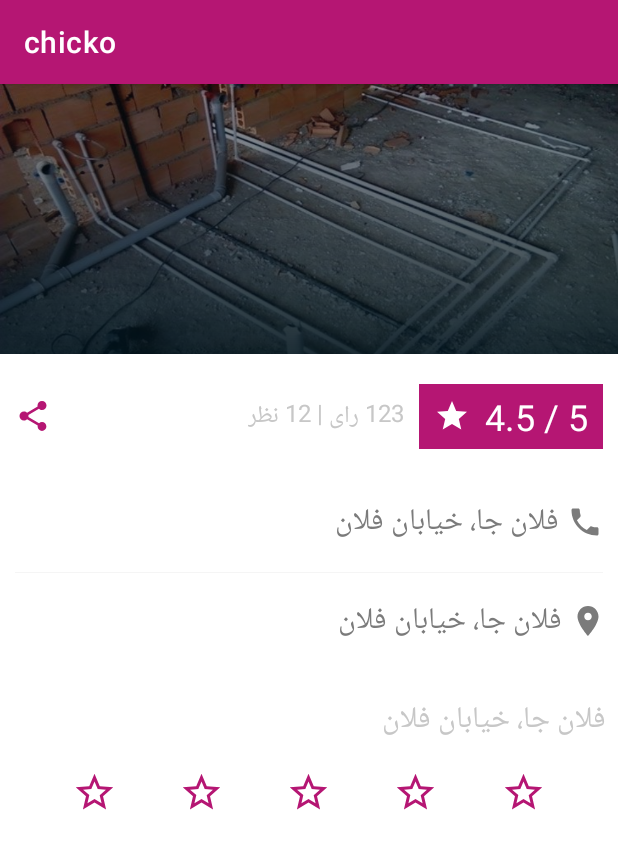
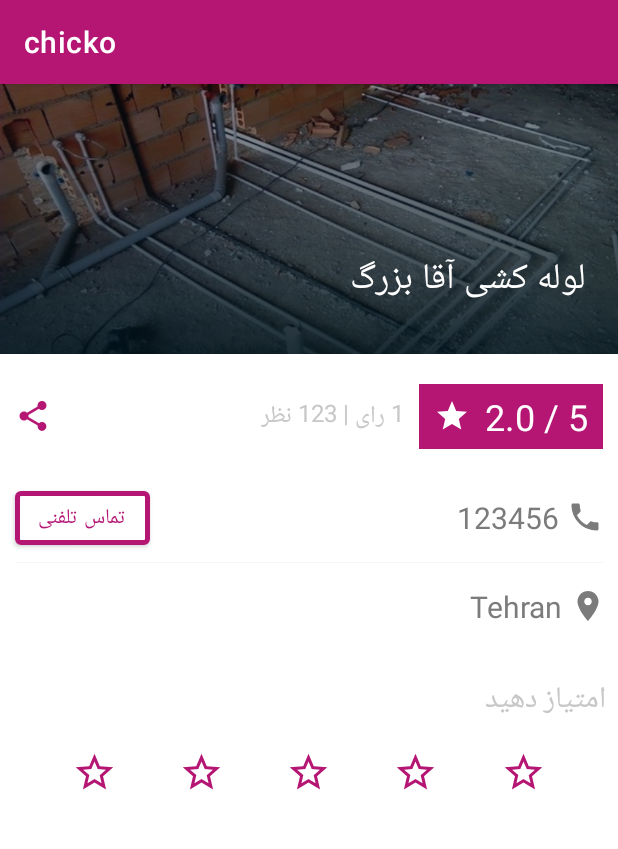
Before and after one commit to AliNazariii/chicko, an Android app: the ProvidersFragment screen opened through its navigation route, after a tap on "لوله کشی آقا بزرگ", on a phone screen of 412 x 824 dp. Shown: the top 849 px of the screen. Run offline under Robolectric (Android 15) with nearby library versions, the light colour scheme and no system bars; our stand-ins replace navigation-ui.

Commit message:
phone call added

```diff
--- a/app/src/main/AndroidManifest.xml
+++ b/app/src/main/AndroidManifest.xml
@@ -1,6 +1,8 @@
 <?xml version="1.0" encoding="utf-8"?>
 <manifest xmlns:android="http://schemas.android.com/apk/res/android"
     package="com.example.chicko" >
+
+    <uses-permission android:name="android.permission.CALL_PHONE" />
 
     <application
         android:allowBackup="true"
--- a/app/src/main/java/com/example/chicko/ServiceActivity.kt
+++ b/app/src/main/java/com/example/chicko/ServiceActivity.kt
@@ -2,22 +2,40 @@ package com.example.chicko
 
 import android.os.Bundle
 import androidx.appcompat.app.AppCompatActivity
+import com.example.chicko.data.ProvidersDataSource
 import com.example.chicko.databinding.ActivityMainBinding
 import com.example.chicko.databinding.ActivityServiceBinding
+import com.example.chicko.model.Service
+import android.content.Intent
+import android.net.Uri
+
 
 class ServiceActivity : AppCompatActivity() {
     private lateinit var binding: ActivityServiceBinding
+
+    companion object {
+        const val SERVICE_ID = "service_id"
+    }
 
     override fun onCreate(savedInstanceState: Bundle?) {
         super.onCreate(savedInstanceState)
 
         binding = ActivityServiceBinding.inflate(layoutInflater)
         setContentView(binding.root)
+        val id = intent?.extras?.getInt(SERVICE_ID)
+        val service = ProvidersDataSource.getServiceById(id!!)!!
 
-        binding.addressTextview.text = "فلان جا، خیابان فلان"
-        binding.phoneTextview.text = "فلان جا، خیابان فلان"
-        binding.rateTextview.text = "فلان جا، خیابان فلان"
-        binding.scoreTextView.text = "4.5 / 5"
-        binding.infoTextview.text = "123 رای | 12 نظر"
+        binding.title.text = service.name
+        binding.addressTextview.text = service.address
+        binding.phoneTextview.text = service.phone
+        val averageScore = ProvidersDataSource.getAverageScore(service.ID)
+        binding.scoreTextView.text = "${averageScore} / 5"
+        binding.infoTextview.text = "${ProvidersDataSource.getTotalScoreCount(service.ID)} رای | ${
+            ProvidersDataSource.getTotalCommentCount(service.ID)
+        } نظر"
+        binding.callBtn.setOnClickListener {
+            val intent = Intent(Intent.ACTION_DIAL, Uri.parse("tel:" + service.phone))
+            startActivity(intent)
+        }
     }
 }
--- a/app/src/main/java/com/example/chicko/adapter/ProvidersAdapter.kt
+++ b/app/src/main/java/com/example/chicko/adapter/ProvidersAdapter.kt
@@ -43,7 +43,7 @@ class ProvidersAdapter(
      */
     override fun onBindViewHolder(holder: ViewHolder, position: Int) {
         val item = values[position]
-        holder.textView.text = context.resources.getString(item.titleRId)
+        holder.textView.text = item.name
         holder.imageView.setImageResource(item.BannerRid)
 
         // Assigns a [OnClickListener] to the button contained in the [ViewHolder]
@@ -51,6 +51,7 @@ class ProvidersAdapter(
             // Create an action from WordList to DetailList
             // using the required arguments
             val intent = Intent(context, ServiceActivity::class.java)
+            intent.putExtra(ServiceActivity.SERVICE_ID, item.id)
             context.startActivity(intent)
         }
     }
--- a/app/src/main/java/com/example/chicko/data/Database.kt
+++ b/app/src/main/java/com/example/chicko/data/Database.kt
@@ -1,5 +1,6 @@
 package com.example.chicko.data
 
+import com.example.chicko.R
 import com.example.chicko.model.*
 
 class Database {
@@ -24,12 +25,12 @@ class Database {
         )
 
         val Services = mutableListOf<Service>(
-            Service(1, 1, "لوله کشی آقا بزرگ", address = "Tehran", phone = "123456", 1.0),
-            Service(2, 3, "میوه فروشی سید", address = "Tehran", phone = "123455", 0.0),
-            Service(3, 1, "تعمیرات لپ تاپ منچستر", address = "Tehran", phone = "123454", 0.0),
-            Service(4, 1, "نظافت ساختمان با دانا", address = "Tehran", phone = "123453", 0.0),
-            Service(5, 3, "نانوایی شاطر عباس", address = "Tehran", phone = "123452", 0.0),
-            Service(6, 2, "کافه خل وچل‌ها", address = "Tehran", phone = "123452", 0.0),
+            Service(1, 1, "لوله کشی آقا بزرگ", address = "Tehran", phone = "123456", 1.0, R.drawable.banner_provider1),
+            Service(2, 3, "میوه فروشی سید", address = "Tehran", phone = "123455", 0.0, R.drawable.banner_provider2),
+            Service(3, 1, "تعمیرات لپ تاپ منچستر", address = "Tehran", phone = "123454", 0.0, R.drawable.banner_provider3),
+            Service(4, 1, "نظافت ساختمان با دانا", address = "Tehran", phone = "123453", 0.0, R.drawable.banner_provider4),
+            Service(5, 3, "نانوایی شاطر عباس", address = "Tehran", phone = "123452", 0.0, R.drawable.banner_provider5),
+            Service(6, 2, "کافه خل وچل‌ها", address = "Tehran", phone = "123452", 0.0, R.drawable.banner_provider1),
         )
 
         val Scores = mutableListOf<Score>(
--- a/app/src/main/java/com/example/chicko/data/ProvidersDataSource.kt
+++ b/app/src/main/java/com/example/chicko/data/ProvidersDataSource.kt
@@ -10,12 +10,18 @@ import com.example.chicko.model.Service
 
 class ProvidersDataSource {
 
+    companion object {
+
         fun getAllServices(): List<Service> {
             return Database.Services
         }
 
         fun getServiceByName(name: String): List<Service> {
             return Database.Services.filter { service -> service.name == name }
+        }
+
+        fun getServiceById(id: Int): Service? {
+            return Database.Services.find { it.ID == id }
         }
 
         fun getServiceByCategoryID(catID: Int): List<Service> {
@@ -39,18 +45,29 @@ class ProvidersDataSource {
             Database.Scores.add(Score(userName, serviceID, value))
         }
 
+        fun getAverageScore(serviceID: Int): Float {
+            val list = Database.Scores.filter { it.ServiceID == serviceID }
+            val sum = list.sumOf { it.value }.toFloat()
+            return sum / list.size
+        }
+
+        fun getTotalScoreCount(serviceID: Int) : Int {
+            return Database.Scores.filter { it.ServiceID == serviceID }.size
+        }
+        //TODO
+        fun getTotalCommentCount(serviceID: Int) : Int {
+            return 123
+        }
+    }
+
+
     fun loadProviderItems(): List<ProviderData> {
-        return listOf<ProviderData>(
-            ProviderData(R.string.title_provider1, R.drawable.banner_provider1),
-            ProviderData(R.string.title_provider2, R.drawable.banner_provider2),
-            ProviderData(R.string.title_provider3, R.drawable.banner_provider3),
-            ProviderData(R.string.title_provider4, R.drawable.banner_provider4),
-            ProviderData(R.string.title_provider5, R.drawable.banner_provider5),
-        )
+        return Database.Services.map { ProviderData(it.ID, it.name, it.banner) }
     }
 }
 
 data class ProviderData(
-    @StringRes val titleRId: Int,
+    val id: Int,
+    val name: String,
     @DrawableRes val BannerRid: Int
 )
--- a/app/src/main/java/com/example/chicko/model/Service.kt
+++ b/app/src/main/java/com/example/chicko/model/Service.kt
@@ -1,4 +1,6 @@
 package com.example.chicko.model
+
+import androidx.annotation.DrawableRes
 
 class Service(
     val ID: Int,
@@ -6,6 +8,7 @@ class Service(
     val name: String,
     val address: String,
     val phone: String,
-    val score: Double
+    val score: Double,
+    @DrawableRes val banner: Int
 ) {
 }
--- a/app/src/main/res/layout/activity_service.xml
+++ b/app/src/main/res/layout/activity_service.xml
@@ -21,7 +21,7 @@
             app:srcCompat="@drawable/banner_provider1" />
 
     <TextView
-        android:id="@+id/textView"
+            android:id="@+id/title"
             android:layout_width="wrap_content"
             android:layout_height="wrap_content"
             android:textColor="@color/white"
@@ -89,6 +89,7 @@
             app:layout_constraintTop_toBottomOf="@+id/scoreTextView"
             tools:text="4456246843" />
 
+
     <View
             android:layout_width="match_parent"
             android:layout_height="0.5dp"
@@ -121,6 +122,7 @@
             android:textSize="20sp"
             app:layout_constraintEnd_toEndOf="parent"
             app:layout_constraintTop_toBottomOf="@+id/addressTextview"
+            android:text="@string/rate"
             tools:text="امتیاز دهید" />
 
     <LinearLayout
@@ -198,5 +200,19 @@
             app:layout_constraintTop_toBottomOf="@+id/linearLayout"
             tools:text="امتیاز دهید" />
 
+    <Button
+            android:text="@string/phone_call"
+            android:layout_width="wrap_content"
+            android:layout_height="wrap_content"
+            android:id="@+id/callBtn"
+            android:layout_marginStart="10dp"
+            android:textColor="@color/pink"
+            app:layout_constraintStart_toStartOf="parent"
+            app:layout_constraintTop_toTopOf="@+id/phoneTextview"
+            app:layout_constraintBottom_toBottomOf="@+id/phoneTextview"
+            app:strokeWidth="3dp"
+            app:strokeColor="@color/pink"
+            app:backgroundTint="@color/white" />
+
 
 </androidx.constraintlayout.widget.ConstraintLayout>
--- a/app/src/main/res/values/strings.xml
+++ b/app/src/main/res/values/strings.xml
@@ -17,5 +17,6 @@
     <string name="title_categories">دسته‌بندی‌ها</string>
     <string name="title_providers">سرویس‌دهندگان</string>
     <string name="title_account">حساب کاربری</string>
+    <string name="phone_call">تماس تلفنی</string>
 
 </resources>
```
Lines whose indentation alone changed are shown as unchanged.
